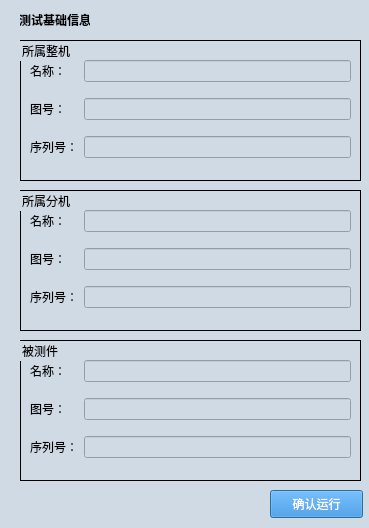
First picture: the form in ui/testInfo.ui, repository gaoxingyu-hub/HUA54testframework, before the edit.
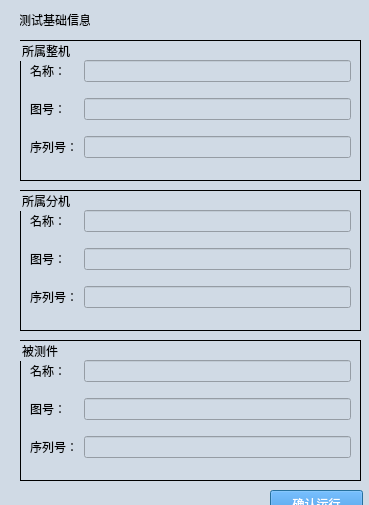
Second picture: the form after the edit.

Patch:
```diff
--- a/ui/testInfo.ui
+++ b/ui/testInfo.ui
@@ -7,7 +7,7 @@
     <x>0</x>
     <y>0</y>
     <width>369</width>
-    <height>528</height>
+    <height>505</height>
    </rect>
   </property>
   <property name="windowTitle">
@@ -71,8 +71,6 @@
     <font>
      <family>Microsoft YaHei</family>
      <pointsize>-1</pointsize>
-     <weight>75</weight>
-     <bold>true</bold>
     </font>
    </property>
    <property name="text">
```
